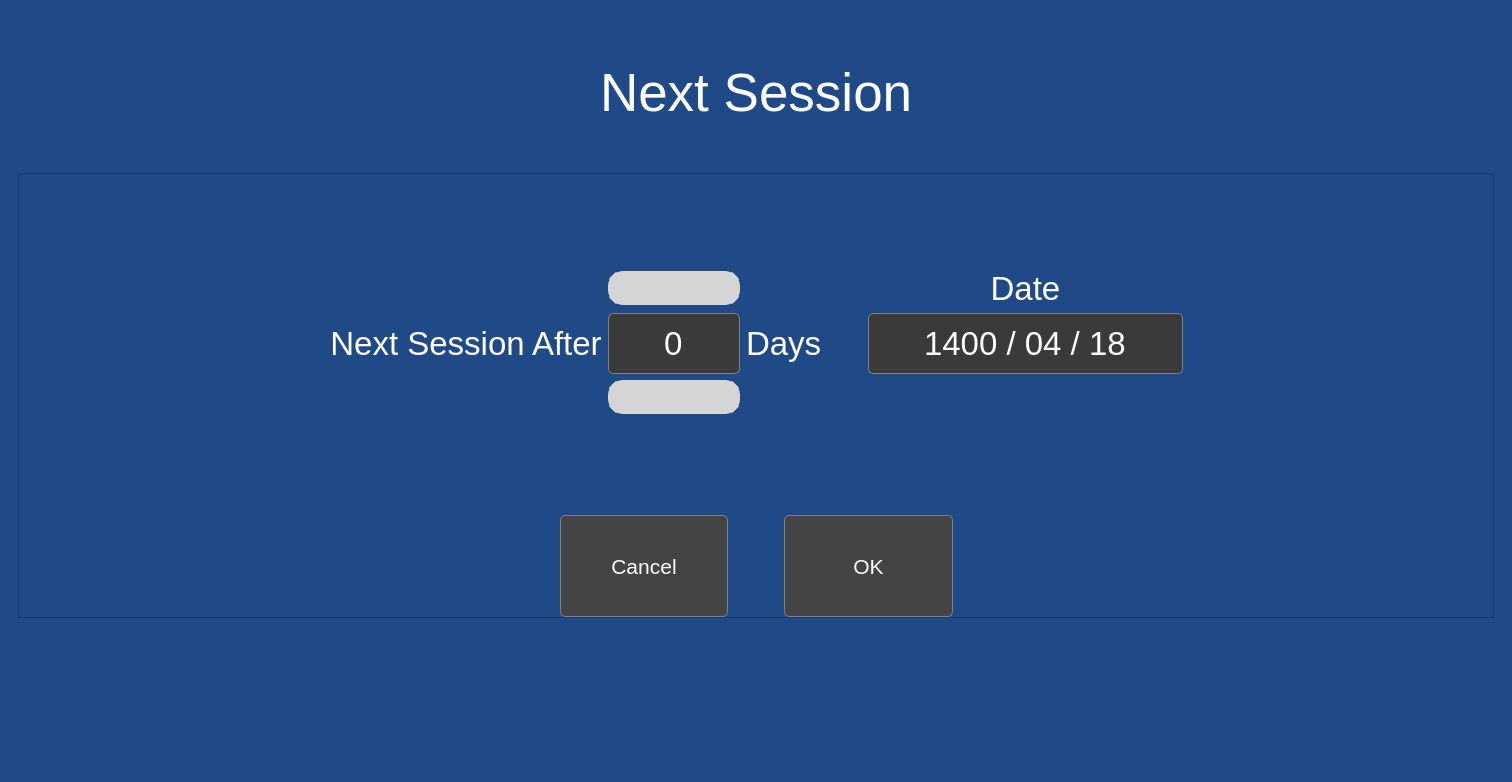
First picture: the form in ui/ui.ui, repository mohammaadhaji/Laser, before the edit.
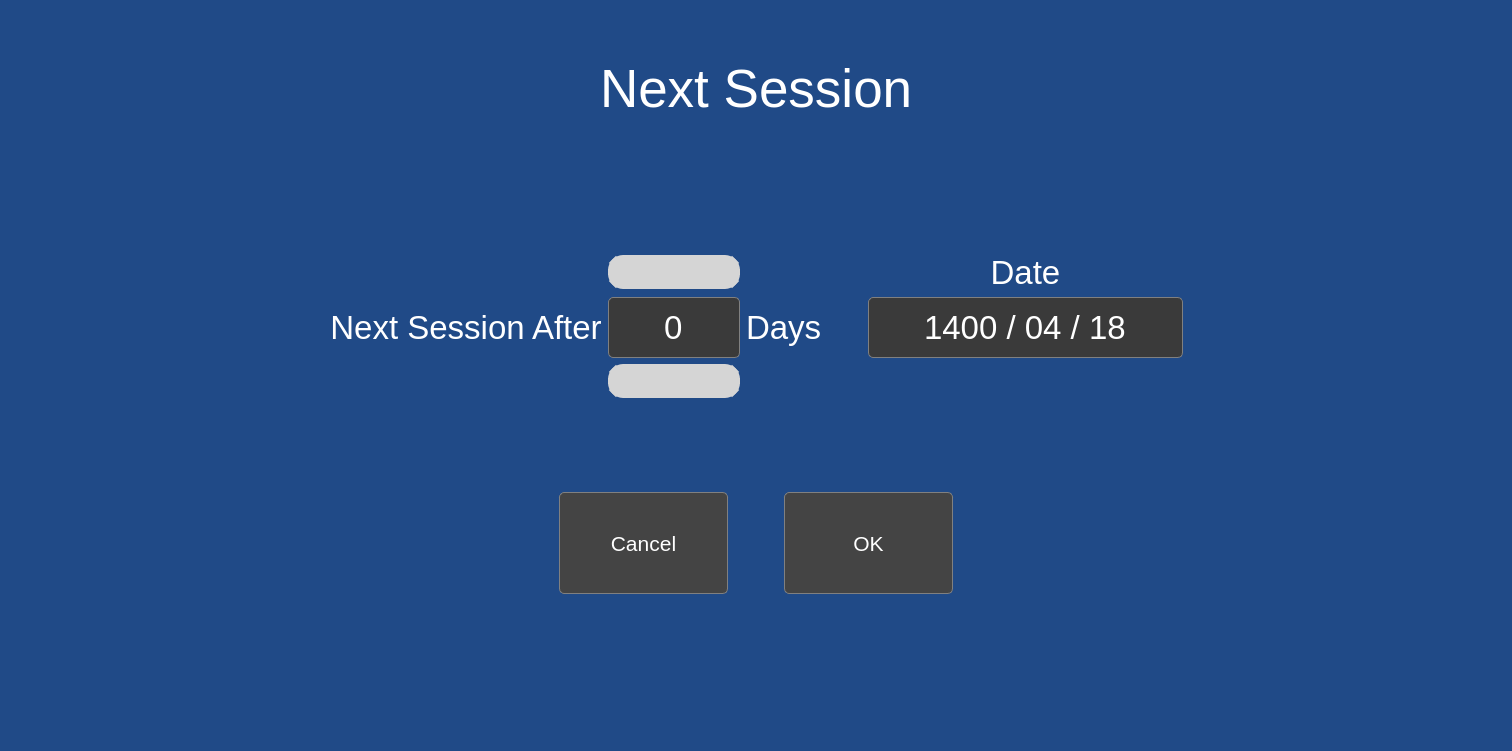
Second picture: the form after the edit. The open tabs and pages were chosen to show the change. Icons and pictures are not drawn. Custom widgets are drawn as their Qt base class.

Commit message: remove frame border, increase table header height

Patch:
```diff
--- a/ui/ui.ui
+++ b/ui/ui.ui
@@ -7,7 +7,7 @@
     <x>0</x>
     <y>0</y>
     <width>1512</width>
-    <height>782</height>
+    <height>751</height>
    </rect>
   </property>
   <property name="windowTitle">
@@ -5627,7 +5627,7 @@
              <enum>Qt::LeftToRight</enum>
             </property>
             <property name="frameShape">
-             <enum>QFrame::StyledPanel</enum>
+             <enum>QFrame::NoFrame</enum>
             </property>
             <property name="frameShadow">
              <enum>QFrame::Raised</enum>
```
Left out of the diff: 2 changed lines with no effect on the pictures. The commit also changes 2 other files.
